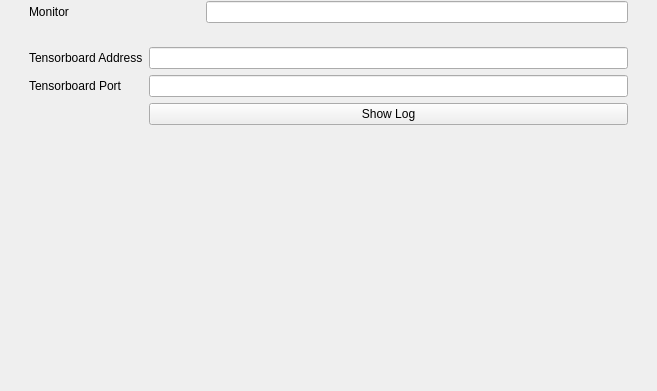
First picture: the form in DeepLearner/Resources/UI/DeepLearnerLib.ui, repository mturja-vf-ic-bd/SlicerDeepLearningUI, before the edit; both pictures show x 0 to 657 and y 394 to 785 of the 657 by 785 pixel window.
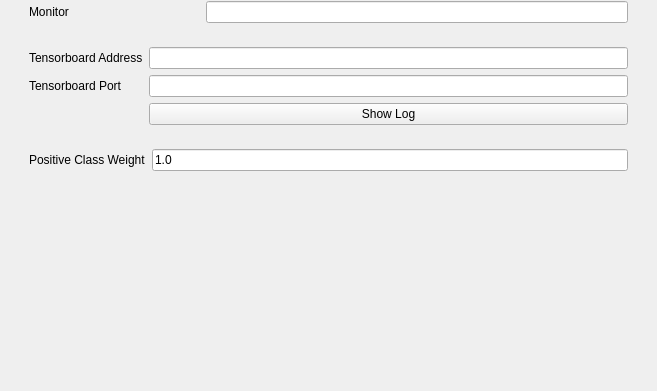
Second picture: the form after the edit. Custom widgets are drawn as their Qt base class.

Commit message: Added Positive Loss weight

Diff of the .ui file:
```diff
--- a/DeepLearner/Resources/UI/DeepLearnerLib.ui
+++ b/DeepLearner/Resources/UI/DeepLearnerLib.ui
@@ -172,11 +172,11 @@
     </widget>
    </item>
    <item>
-    <widget class="ctkCollapsibleButton" name="modelCollapsibleButton" native="true">
+    <widget class="ctkCollapsibleButton" name="AdvanceCollapsibleButton" native="true">
      <property name="text" stdset="0">
       <string>Advanced Options</string>
      </property>
-     <layout class="QVBoxLayout" name="AdvancedOptions">
+     <layout class="QVBoxLayout" name="verticalLayout_3">
       <item>
        <widget class="ctkCollapsibleButton" name="AdvanceCheckpointCollapsibleButton" native="true">
         <property name="text" stdset="0">
@@ -273,6 +273,29 @@
         </layout>
        </widget>
       </item>
+      <item>
+       <widget class="ctkCollapsibleButton" name="AdvanceLossCollapsibleButton" native="true">
+        <property name="text" stdset="0">
+         <string>Loss</string>
+        </property>
+        <layout class="QFormLayout" name="formLayout_2">
+         <item row="1" column="0">
+          <widget class="QLabel" name="posWeightLabel">
+           <property name="text">
+            <string>Positive Class Weight</string>
+           </property>
+          </widget>
+         </item>
+         <item row="1" column="1">
+          <widget class="QLineEdit" name="posWLineEdit">
+           <property name="text">
+            <string>1.0</string>
+           </property>
+          </widget>
+         </item>
+        </layout>
+       </widget>
+      </item>
      </layout>
     </widget>
    </item>
```
Left out of the diff: 2 changed lines with no effect on the pictures. The commit also changes 2 other files.
